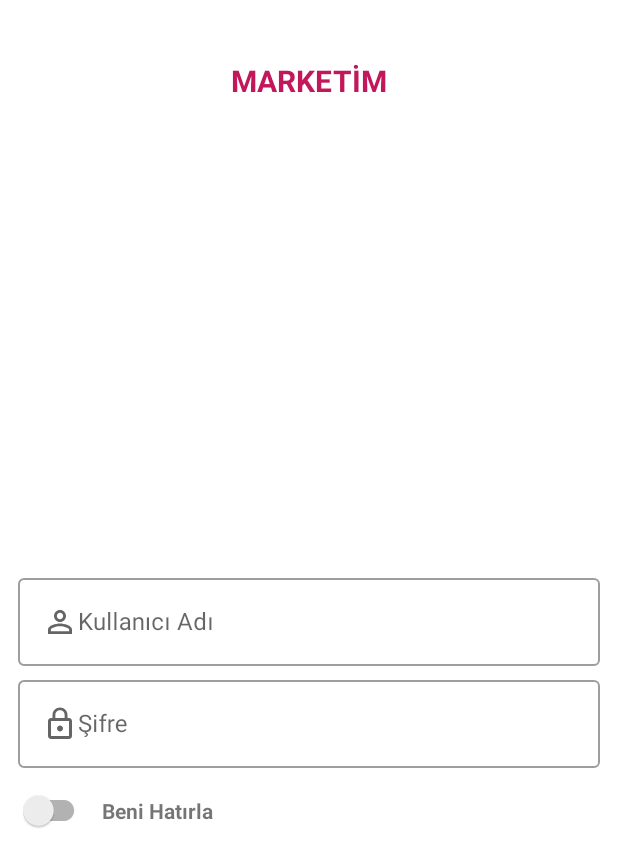
After one commit to okanSerdaroglu/ShoppingApp, an Android app: the LoginFragment screen opened through its navigation route, on a phone screen of 412 x 824 dp. The commit adds this screen. Shown: the top 867 px of the screen. Run offline under Robolectric (Android 15) with nearby library versions, the phone set to English and light mode, and no system bars.

Commit message:
navigation graph added

```diff
--- /dev/null
+++ b/app/src/main/java/com/okanserdaroglu/shoppingapp/LoginFragment.java
@@ -0,0 +1,23 @@
+package com.okanserdaroglu.shoppingapp;
+
+import android.os.Bundle;
+import android.view.LayoutInflater;
+import android.view.View;
+import android.view.ViewGroup;
+
+import androidx.annotation.NonNull;
+import androidx.annotation.Nullable;
+import androidx.fragment.app.Fragment;
+
+public class LoginFragment extends Fragment {
+
+    @Nullable
+    @Override
+    public View onCreateView(@NonNull LayoutInflater inflater,
+                             @Nullable ViewGroup container, @Nullable Bundle savedInstanceState) {
+
+        return inflater.inflate(R.layout.fragment_login, container, false);
+
+    }
+
+}
--- a/app/src/main/java/com/okanserdaroglu/shoppingapp/MainActivity.java
+++ b/app/src/main/java/com/okanserdaroglu/shoppingapp/MainActivity.java
@@ -9,6 +9,7 @@ public class MainActivity extends AppCompatActivity {
     @Override
     protected void onCreate(Bundle savedInstanceState) {
         super.onCreate(savedInstanceState);
-        setContentView(R.layout.fragment_login);
+        setContentView(R.layout.activity_main);
+
     }
 }
--- /dev/null
+++ b/app/src/main/java/com/okanserdaroglu/shoppingapp/SplashFragment.java
@@ -0,0 +1,21 @@
+package com.okanserdaroglu.shoppingapp;
+
+import android.os.Bundle;
+import android.view.LayoutInflater;
+import android.view.View;
+import android.view.ViewGroup;
+
+import androidx.annotation.NonNull;
+import androidx.annotation.Nullable;
+import androidx.fragment.app.Fragment;
+
+public class SplashFragment extends Fragment {
+
+    @Nullable
+    @Override
+    public View onCreateView(@NonNull LayoutInflater inflater, @Nullable ViewGroup container, @Nullable Bundle savedInstanceState) {
+        return inflater.inflate(R.layout.fragment_splash, container, false);
+
+    }
+
+}
--- a/app/src/main/res/layout/activity_main.xml
+++ b/app/src/main/res/layout/activity_main.xml
@@ -1,18 +1,17 @@
 <?xml version="1.0" encoding="utf-8"?>
-<android.support.constraint.ConstraintLayout xmlns:android="http://schemas.android.com/apk/res/android"
-    xmlns:app="http://schemas.android.com/apk/res-auto"
+<androidx.constraintlayout.widget.ConstraintLayout xmlns:android="http://schemas.android.com/apk/res/android"
     xmlns:tools="http://schemas.android.com/tools"
     android:layout_width="match_parent"
     android:layout_height="match_parent"
+    xmlns:app="http://schemas.android.com/apk/res-auto"
     tools:context=".MainActivity">
 
-    <TextView
-        android:layout_width="wrap_content"
-        android:layout_height="wrap_content"
-        android:text="Hello World!"
-        app:layout_constraintBottom_toBottomOf="parent"
-        app:layout_constraintLeft_toLeftOf="parent"
-        app:layout_constraintRight_toRightOf="parent"
-        app:layout_constraintTop_toTopOf="parent" />
+    <fragment
+        android:layout_width="match_parent"
+        android:layout_height="match_parent"
+        android:name="androidx.navigation.fragment.NavHostFragment"
+        app:defaultNavHost="true"
+        app:navGraph="@navigation/navigation_graph"
+        android:id="@+id/container"/>
 
-</android.support.constraint.ConstraintLayout>
+</androidx.constraintlayout.widget.ConstraintLayout>
--- /dev/null
+++ b/app/src/main/res/navigation/navigation_graph.xml
@@ -0,0 +1,38 @@
+<?xml version="1.0" encoding="utf-8"?>
+<navigation xmlns:android="http://schemas.android.com/apk/res/android"
+    xmlns:app="http://schemas.android.com/apk/res-auto"
+    xmlns:tools="http://schemas.android.com/tools"
+    android:id="@+id/navigation_graph"
+    app:startDestination="@id/splashFragment">
+
+    <fragment
+        android:id="@+id/splashFragment"
+        android:name="com.okanserdaroglu.shoppingapp.SplashFragment"
+        android:label="fragment_splash"
+        tools:layout="@layout/fragment_splash" >
+        <action
+            android:id="@+id/action_splashFragment_to_loginFragment"
+            app:destination="@id/loginFragment" />
+        <action
+            android:id="@+id/action_splashFragment_to_productListFragment"
+            app:destination="@id/productListFragment" />
+    </fragment>
+    <fragment
+        android:id="@+id/loginFragment"
+        android:name="com.okanserdaroglu.shoppingapp.LoginFragment"
+        android:label="fragment_login"
+        tools:layout="@layout/fragment_login" >
+        <action
+            android:id="@+id/action_loginFragment_to_productListFragment"
+            app:destination="@id/productListFragment" />
+    </fragment>
+    <fragment
+        android:id="@+id/productListFragment"
+        android:name="com.okanserdaroglu.shoppingapp.ProductListFragment"
+        android:label="fragment_product_list"
+        tools:layout="@layout/fragment_product_list" >
+        <action
+            android:id="@+id/action_productListFragment_to_loginFragment"
+            app:destination="@id/loginFragment" />
+    </fragment>
+</navigation>
```
Also changed, not shown: app/build.gradle (+7 -1 lines), app/src/main/java/com/okanserdaroglu/shoppingapp/ProductListFragment.java (added, +23 -0 lines), app/src/main/res/layout/fragment_splash.xml (added, +17 -0 lines).
